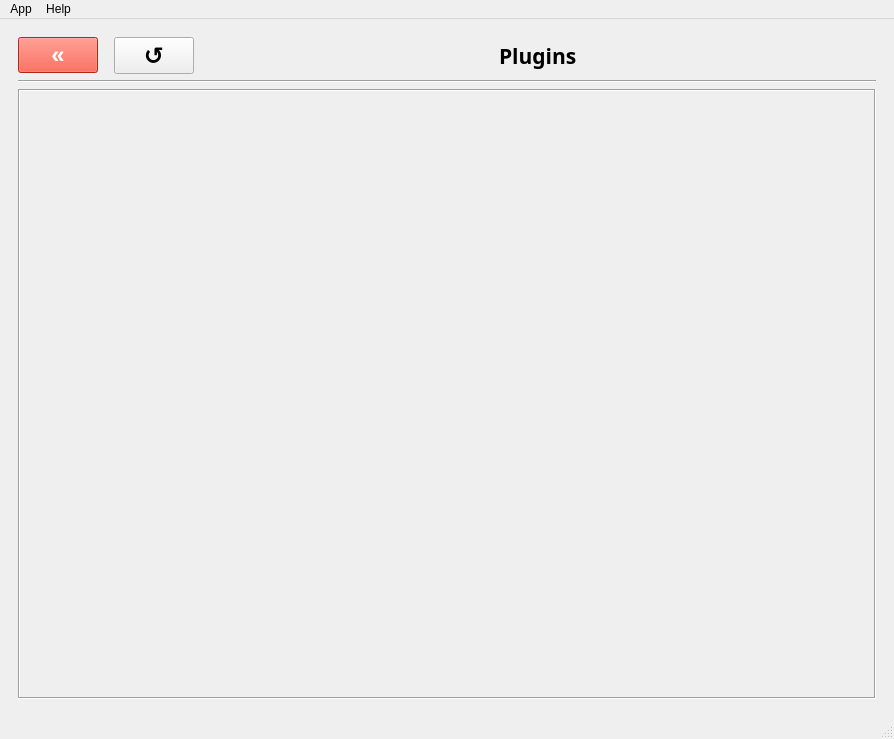
Old version of the form Forms/UtilitiesBoxMainWindow.ui in the repository iron-mesh/utilities-box.
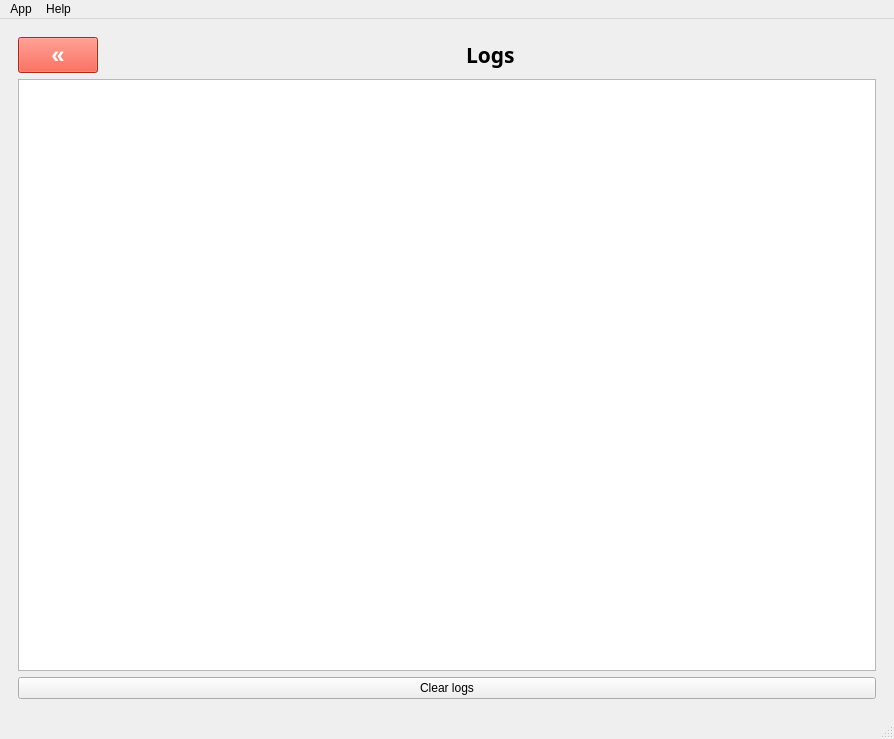
New version of the form. The open tabs and pages were chosen to show the change.

Patch:
```diff
--- a/Forms/UtilitiesBoxMainWindow.ui
+++ b/Forms/UtilitiesBoxMainWindow.ui
@@ -205,8 +205,8 @@
             <rect>
              <x>0</x>
              <y>0</y>
-             <width>96</width>
-             <height>26</height>
+             <width>854</width>
+             <height>604</height>
             </rect>
            </property>
           </widget>
@@ -413,6 +413,93 @@
         </item>
        </layout>
       </widget>
+      <widget class="QWidget" name="logs">
+       <layout class="QVBoxLayout" name="verticalLayout_5">
+        <item>
+         <layout class="QHBoxLayout" name="horizontalLayout_6">
+          <item>
+           <widget class="QPushButton" name="pushButtonCloseLogs">
+            <property name="font">
+             <font>
+              <family>MS Shell Dlg 2</family>
+              <pointsize>18</pointsize>
+              <weight>75</weight>
+              <bold>true</bold>
+             </font>
+            </property>
+            <property name="toolTip">
+             <string>Back to Main page</string>
+            </property>
+            <property name="toolTipDuration">
+             <number>-1</number>
+            </property>
+            <property name="styleSheet">
+             <string notr="true">color: rgb(255, 255, 255);
+background-color: rgb(251, 55, 30);</string>
+            </property>
+            <property name="text">
+             <string>«</string>
+            </property>
+            <property name="flat">
+             <bool>false</bool>
+            </property>
+           </widget>
+          </item>
+          <item>
+           <spacer name="horizontalSpacer_8">
+            <property name="orientation">
+             <enum>Qt::Horizontal</enum>
+            </property>
+            <property name="sizeHint" stdset="0">
+             <size>
+              <width>40</width>
+              <height>20</height>
+             </size>
+            </property>
+           </spacer>
+          </item>
+          <item>
+           <widget class="QLabel" name="labelLogsPageTitle">
+            <property name="font">
+             <font>
+              <family>Arial Black</family>
+              <pointsize>16</pointsize>
+              <weight>75</weight>
+              <bold>true</bold>
+             </font>
+            </property>
+            <property name="text">
+             <string>Logs</string>
+            </property>
+           </widget>
+          </item>
+          <item>
+           <spacer name="horizontalSpacer_9">
+            <property name="orientation">
+             <enum>Qt::Horizontal</enum>
+            </property>
+            <property name="sizeHint" stdset="0">
+             <size>
+              <width>40</width>
+              <height>20</height>
+             </size>
+            </property>
+           </spacer>
+          </item>
+         </layout>
+        </item>
+        <item>
+         <widget class="QListView" name="listViewLogs"/>
+        </item>
+        <item>
+         <widget class="QPushButton" name="pushButtonClearLogs">
+          <property name="text">
+           <string>Clear logs</string>
+          </property>
+         </widget>
+        </item>
+       </layout>
+      </widget>
      </widget>
     </item>
    </layout>
```
Left out of the diff: 16 changed lines with no effect on the pictures.
